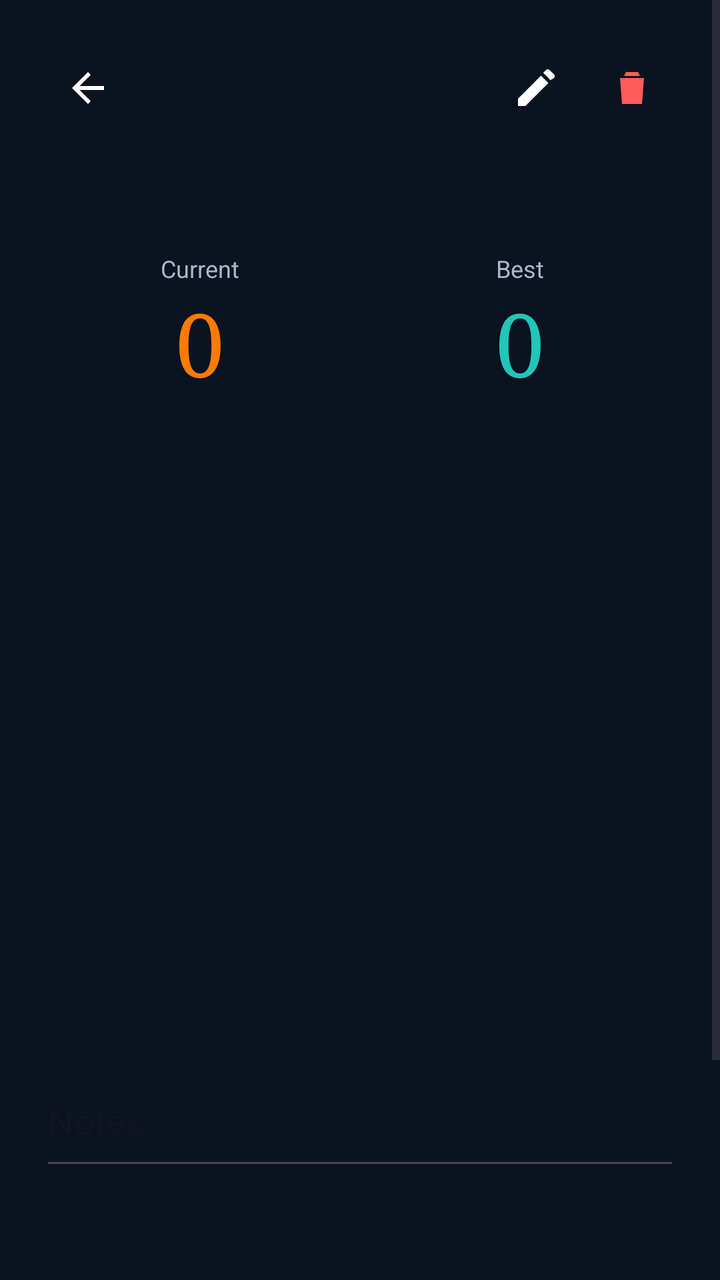
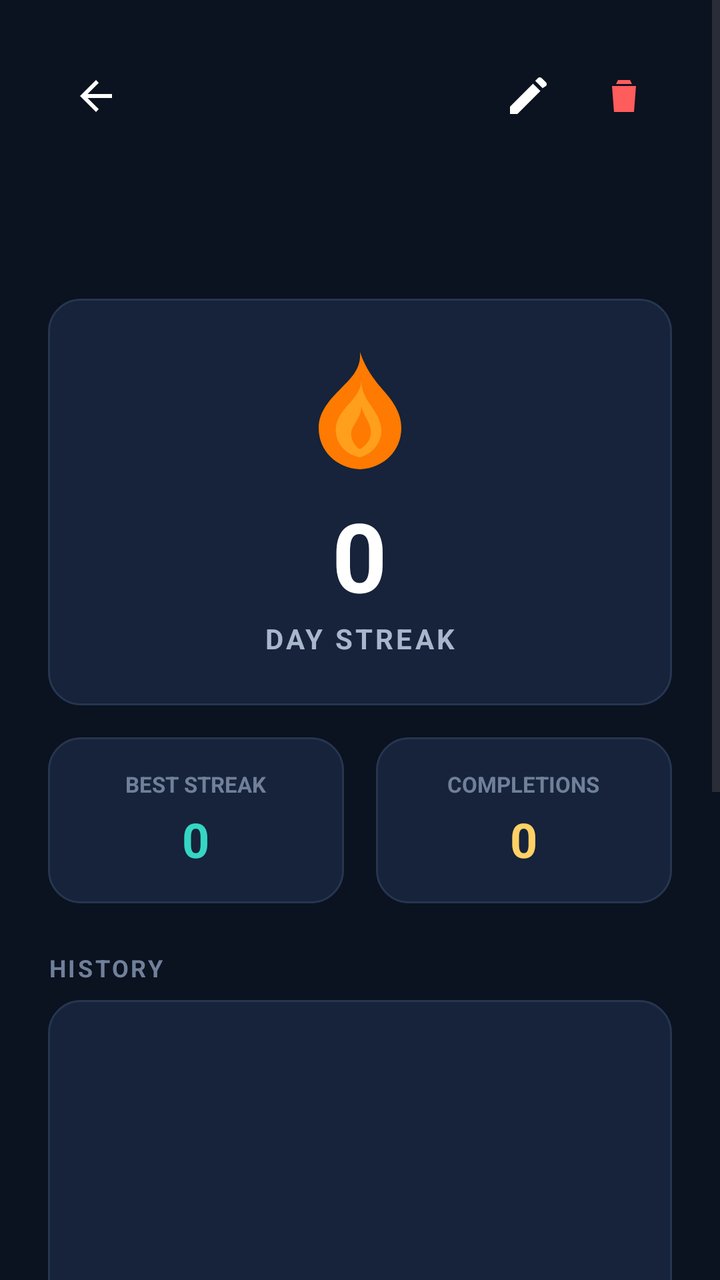

Two renders of the same Android screen: before a commit and after it. Below are the layout's source before the change and the commit's diff.
<!-- AndroidManifest.xml: application theme Theme.Streakly -->
<!-- res/layout/activity_habit_detail.xml -->
<?xml version="1.0" encoding="utf-8"?>
<ScrollView xmlns:android="http://schemas.android.com/apk/res/android"
    android:layout_width="match_parent" android:layout_height="match_parent"
    android:background="@color/background_primary">

    <LinearLayout android:layout_width="match_parent" android:layout_height="wrap_content"
        android:orientation="vertical" android:padding="20dp">

        <LinearLayout android:layout_width="match_parent" android:layout_height="wrap_content"
            android:orientation="horizontal">
            <ImageView android:id="@+id/btnBack"
                android:layout_width="48dp" android:layout_height="48dp"
                android:src="@drawable/ic_back" android:padding="12dp"
                android:background="?attr/selectableItemBackgroundBorderless" />
            <View android:layout_width="0dp" android:layout_height="0dp" android:layout_weight="1" />
            <ImageView android:id="@+id/btnEdit"
                android:layout_width="48dp" android:layout_height="48dp"
                android:src="@drawable/ic_edit" android:padding="12dp"
                android:background="?attr/selectableItemBackgroundBorderless" />
            <ImageView android:id="@+id/btnDelete"
                android:layout_width="48dp" android:layout_height="48dp"
                android:src="@drawable/ic_delete" android:padding="12dp"
                android:background="?attr/selectableItemBackgroundBorderless" />
        </LinearLayout>

        <TextView android:id="@+id/tvName"
            android:layout_width="wrap_content" android:layout_height="wrap_content"
            android:textSize="26sp" android:textColor="@color/text_primary"
            android:fontFamily="serif" android:layout_marginTop="8dp" />

        <LinearLayout android:layout_width="match_parent" android:layout_height="wrap_content"
            android:orientation="horizontal" android:layout_marginTop="16dp">
            <LinearLayout android:layout_width="0dp" android:layout_height="wrap_content"
                android:layout_weight="1" android:orientation="vertical" android:gravity="center">
                <TextView android:layout_width="wrap_content" android:layout_height="wrap_content"
                    android:text="@string/current" android:textColor="@color/text_secondary"
                    android:textSize="12sp" />
                <TextView android:id="@+id/tvCurrentStreak"
                    android:layout_width="wrap_content" android:layout_height="wrap_content"
                    android:text="0" android:textSize="44sp"
                    android:textColor="@color/flame_500" android:fontFamily="serif" />
            </LinearLayout>
            <LinearLayout android:layout_width="0dp" android:layout_height="wrap_content"
                android:layout_weight="1" android:orientation="vertical" android:gravity="center">
                <TextView android:layout_width="wrap_content" android:layout_height="wrap_content"
                    android:text="@string/best" android:textColor="@color/text_secondary"
                    android:textSize="12sp" />
                <TextView android:id="@+id/tvBestStreak"
                    android:layout_width="wrap_content" android:layout_height="wrap_content"
                    android:text="0" android:textSize="44sp"
                    android:textColor="@color/streakly_teal" android:fontFamily="serif" />
            </LinearLayout>
        </LinearLayout>

        <GridView android:id="@+id/gridHeatmap"
            android:layout_width="match_parent" android:layout_height="300dp"
            android:numColumns="7" android:layout_marginTop="16dp"
            android:verticalSpacing="4dp" android:horizontalSpacing="4dp" />

        <EditText android:id="@+id/etNotes"
            android:layout_width="match_parent" android:layout_height="wrap_content"
            android:hint="@string/notes" android:minLines="2"
            android:inputType="textMultiLine" android:layout_marginTop="12dp" />

        <TextView android:id="@+id/tvReminder"
            android:layout_width="match_parent" android:layout_height="wrap_content"
            android:padding="12dp" android:textColor="@color/streakly_teal" />

        <Button android:id="@+id/btnMarkDone"
            android:layout_width="match_parent" android:layout_height="wrap_content"
            android:layout_marginTop="16dp" android:text="@string/mark_done"
            android:background="@drawable/bg_button_flame"
            android:textColor="@color/text_on_flame" android:textAllCaps="false" />

        <Button android:id="@+id/btnSaveNotes"
            android:layout_width="match_parent" android:layout_height="wrap_content"
            android:layout_marginTop="8dp" android:text="@string/save"
            android:background="@drawable/bg_button_outline"
            android:textColor="@color/streakly_teal" android:textAllCaps="false" />
    </LinearLayout>
</ScrollView>
<!-- resources referenced by this layout -->
<resources>
  <color name="streakly_teal">#20C7B7</color>
  <color name="text_on_flame">#FFFFFF</color>
  <!-- drawable bg_button_flame (drawable) -->
  <?xml version="1.0" encoding="utf-8"?>
  <shape xmlns:android="http://schemas.android.com/apk/res/android" android:shape="rectangle">
      <solid android:color="@color/flame_500" />
      <corners android:radius="999dp" />
  </shape>
  <!-- drawable bg_button_outline (drawable) -->
  <?xml version="1.0" encoding="utf-8"?>
  <shape xmlns:android="http://schemas.android.com/apk/res/android" android:shape="rectangle">
      <solid android:color="@android:color/transparent" />
      <stroke android:width="1.5dp" android:color="@color/streakly_teal" />
      <corners android:radius="999dp" />
  </shape>
  <string name="best">Best</string>
  <string name="current">Current</string>
  <string name="notes">Notes</string>
  <string name="save">Save</string>
  <color name="error">#FF5C5C</color>
  <style name="Base.Theme.Streakly" parent="Theme.Material3.DayNight.NoActionBar">
          
          <item name="colorPrimary">@color/primary</item>
          <item name="colorOnPrimary">@color/white</item>
          <item name="colorPrimaryContainer">@color/primary_light</item>
          <item name="colorOnPrimaryContainer">@color/background_primary</item>
  
          <item name="colorSecondary">@color/accent</item>
          <item name="colorOnSecondary">@color/white</item>
  
          <item name="colorSurface">@color/surface_card</item>
          <item name="colorOnSurface">@color/text_primary</item>
          <item name="colorSurfaceVariant">@color/background_secondary</item>
          <item name="colorOnSurfaceVariant">@color/text_secondary</item>
  
          <item name="android:windowBackground">@color/background_primary</item>
          <item name="android:statusBarColor">@color/background_primary</item>
          <item name="android:navigationBarColor">@color/background_secondary</item>
  
          
          <item name="textAppearanceTitleLarge">@style/TextAppearance.Streakly.Title</item>
      </style>
  <color name="white">#FFFFFF</color>
  <!-- unchanged entries left out for length: 15 -->
</resources>

<!-- the commit's change to res/layout/activity_habit_detail.xml (unified diff, before → after) -->
@@ -1,81 +1,228 @@
 <?xml version="1.0" encoding="utf-8"?>
 <ScrollView xmlns:android="http://schemas.android.com/apk/res/android"
-    android:layout_width="match_parent" android:layout_height="match_parent"
-    android:background="@color/background_primary">
-
-    <LinearLayout android:layout_width="match_parent" android:layout_height="wrap_content"
-        android:orientation="vertical" android:padding="20dp">
-
-        <LinearLayout android:layout_width="match_parent" android:layout_height="wrap_content"
+    android:layout_width="match_parent"
+    android:layout_height="match_parent"
+    android:background="@color/background_primary"
+    android:fillViewport="true">
+
+    <LinearLayout
+        android:layout_width="match_parent"
+        android:layout_height="wrap_content"
+        android:orientation="vertical"
+        android:padding="24dp">
+
+        <LinearLayout
+            android:layout_width="match_parent"
+            android:layout_height="wrap_content"
+            android:gravity="center_vertical"
             android:orientation="horizontal">
-            <ImageView android:id="@+id/btnBack"
-                android:layout_width="48dp" android:layout_height="48dp"
-                android:src="@drawable/ic_back" android:padding="12dp"
-                android:background="?attr/selectableItemBackgroundBorderless" />
-            <View android:layout_width="0dp" android:layout_height="0dp" android:layout_weight="1" />
-            <ImageView android:id="@+id/btnEdit"
-                android:layout_width="48dp" android:layout_height="48dp"
-                android:src="@drawable/ic_edit" android:padding="12dp"
-                android:background="?attr/selectableItemBackgroundBorderless" />
-            <ImageView android:id="@+id/btnDelete"
-                android:layout_width="48dp" android:layout_height="48dp"
-                android:src="@drawable/ic_delete" android:padding="12dp"
-                android:background="?attr/selectableItemBackgroundBorderless" />
+
+            <ImageView
+                android:id="@+id/btnBack"
+                android:layout_width="48dp"
+                android:layout_height="48dp"
+                android:background="?attr/selectableItemBackgroundBorderless"
+                android:padding="12dp"
+                android:src="@drawable/ic_back" />
+
+            <View
+                android:layout_width="0dp"
+                android:layout_height="0dp"
+                android:layout_weight="1" />
+
+            <ImageView
+                android:id="@+id/btnEdit"
+                android:layout_width="48dp"
+                android:layout_height="48dp"
+                android:background="?attr/selectableItemBackgroundBorderless"
+                android:padding="12dp"
+                android:src="@drawable/ic_edit" />
+
+            <ImageView
+                android:id="@+id/btnDelete"
+                android:layout_width="48dp"
+                android:layout_height="48dp"
+                android:background="?attr/selectableItemBackgroundBorderless"
+                android:padding="12dp"
+                android:src="@drawable/ic_delete"
+                android:contentDescription="@string/delete" />
         </LinearLayout>
 
-        <TextView android:id="@+id/tvName"
-            android:layout_width="wrap_content" android:layout_height="wrap_content"
-            android:textSize="26sp" android:textColor="@color/text_primary"
-            android:fontFamily="serif" android:layout_marginTop="8dp" />
-
-        <LinearLayout android:layout_width="match_parent" android:layout_height="wrap_content"
-            android:orientation="horizontal" android:layout_marginTop="16dp">
-            <LinearLayout android:layout_width="0dp" android:layout_height="wrap_content"
-                android:layout_weight="1" android:orientation="vertical" android:gravity="center">
-                <TextView android:layout_width="wrap_content" android:layout_height="wrap_content"
-                    android:text="@string/current" android:textColor="@color/text_secondary"
-                    android:textSize="12sp" />
-                <TextView android:id="@+id/tvCurrentStreak"
-                    android:layout_width="wrap_content" android:layout_height="wrap_content"
-                    android:text="0" android:textSize="44sp"
-                    android:textColor="@color/flame_500" android:fontFamily="serif" />
+        <TextView
+            android:id="@+id/tvName"
+            android:layout_width="wrap_content"
+            android:layout_height="wrap_content"
+            android:layout_marginTop="16dp"
+            android:textColor="@color/text_primary"
+            android:textSize="28sp"
+            android:textStyle="bold" />
+
+        <LinearLayout
+            android:layout_width="match_parent"
+            android:layout_height="wrap_content"
+            android:layout_marginTop="24dp"
+            android:background="@drawable/bg_card_dark"
+            android:gravity="center"
+            android:orientation="vertical"
+            android:padding="24dp">
+
+            <ImageView
+                android:layout_width="64dp"
+                android:layout_height="64dp"
+                android:src="@drawable/ic_flame_logo" />
+
+            <TextView
+                android:id="@+id/tvCurrentStreak"
+                android:layout_width="wrap_content"
+                android:layout_height="wrap_content"
+                android:layout_marginTop="8dp"
+                android:text="0"
+                android:textColor="@color/text_primary"
+                android:textSize="48sp"
+                android:textStyle="bold" />
+
+            <TextView
+                android:layout_width="wrap_content"
+                android:layout_height="wrap_content"
+                android:text="DAY STREAK"
+                android:textColor="@color/text_secondary"
+                android:textSize="14sp"
+                android:textStyle="bold"
+                android:letterSpacing="0.1" />
+        </LinearLayout>
+
+        <LinearLayout
+            android:layout_width="match_parent"
+            android:layout_height="wrap_content"
+            android:layout_marginTop="16dp"
+            android:orientation="horizontal">
+
+            <LinearLayout
+                android:layout_width="0dp"
+                android:layout_height="wrap_content"
+                android:layout_weight="1"
+                android:layout_marginEnd="8dp"
+                android:background="@drawable/bg_card_dark"
+                android:gravity="center"
+                android:orientation="vertical"
+                android:padding="16dp">
+
+                <TextView
+                    android:layout_width="wrap_content"
+                    android:layout_height="wrap_content"
+                    android:text="BEST STREAK"
+                    android:textColor="@color/text_muted"
+                    android:textSize="11sp"
+                    android:textStyle="bold" />
+
+                <TextView
+                    android:id="@+id/tvBestStreak"
+                    android:layout_width="wrap_content"
+                    android:layout_height="wrap_content"
+                    android:layout_marginTop="4dp"
+                    android:text="0"
+                    android:textColor="@color/success_teal"
+                    android:textSize="24sp"
+                    android:textStyle="bold" />
             </LinearLayout>
-            <LinearLayout android:layout_width="0dp" android:layout_height="wrap_content"
-                android:layout_weight="1" android:orientation="vertical" android:gravity="center">
-                <TextView android:layout_width="wrap_content" android:layout_height="wrap_content"
-                    android:text="@string/best" android:textColor="@color/text_secondary"
-                    android:textSize="12sp" />
-                <TextView android:id="@+id/tvBestStreak"
-                    android:layout_width="wrap_content" android:layout_height="wrap_content"
-                    android:text="0" android:textSize="44sp"
-                    android:textColor="@color/streakly_teal" android:fontFamily="serif" />
+
+            <LinearLayout
+                android:layout_width="0dp"
+                android:layout_height="wrap_content"
+                android:layout_weight="1"
+                android:layout_marginStart="8dp"
+                android:background="@drawable/bg_card_dark"
+                android:gravity="center"
+                android:orientation="vertical"
+                android:padding="16dp">
+
+                <TextView
+                    android:layout_width="wrap_content"
+                    android:layout_height="wrap_content"
+                    android:text="COMPLETIONS"
+                    android:textColor="@color/text_muted"
+                    android:textSize="11sp"
+                    android:textStyle="bold" />
+
+                <TextView
+                    android:id="@+id/tvCompletions"
+                    android:layout_width="wrap_content"
+                    android:layout_height="wrap_content"
+                    android:layout_marginTop="4dp"
+                    android:text="0"
+                    android:textColor="@color/flame_yellow"
+                    android:textSize="24sp"
+                    android:textStyle="bold" />
             </LinearLayout>
         </LinearLayout>
 
-        <GridView android:id="@+id/gridHeatmap"
-            android:layout_width="match_parent" android:layout_height="300dp"
-            android:numColumns="7" android:layout_marginTop="16dp"
-            android:verticalSpacing="4dp" android:horizontalSpacing="4dp" />
-
-        <EditText android:id="@+id/etNotes"
-            android:layout_width="match_parent" android:layout_height="wrap_content"
-            android:hint="@string/notes" android:minLines="2"
-            android:inputType="textMultiLine" android:layout_marginTop="12dp" />
+        <TextView
+            android:layout_width="wrap_content"
+            android:layout_height="wrap_content"
+            android:layout_marginTop="24dp"
+            android:text="HISTORY"
+            android:textColor="@color/text_muted"
+            android:textSize="12sp"
+            android:textStyle="bold"
+            android:letterSpacing="0.1" />
+
+        <GridView
+            android:id="@+id/gridHeatmap"
+            android:layout_width="match_parent"
+            android:layout_height="200dp"
+            android:layout_marginTop="8dp"
+            android:background="@drawable/bg_card_dark"
+            android:horizontalSpacing="4dp"
+            android:numColumns="7"
+            android:padding="8dp"
+            android:verticalSpacing="4dp" />
+
+        <EditText
+            android:id="@+id/etNotes"
+            android:layout_width="match_parent"
+            android:layout_height="wrap_content"
+            android:layout_marginTop="24dp"
+            android:background="@drawable/bg_input"
+            android:hint="@string/notes"
+            android:inputType="textMultiLine"
+            android:minLines="3"
+            android:padding="16dp"
+            android:textColor="@color/text_primary"
+            android:textColorHint="@color/text_muted"
+            android:textSize="15sp" />
 
         <TextView android:id="@+id/tvReminder"
             android:layout_width="match_parent" android:layout_height="wrap_content"
-            android:padding="12dp" android:textColor="@color/streakly_teal" />
-
-        <Button android:id="@+id/btnMarkDone"
-            android:layout_width="match_parent" android:layout_height="wrap_content"
-            android:layout_marginTop="16dp" android:text="@string/mark_done"
-            android:background="@drawable/bg_button_flame"
-            android:textColor="@color/text_on_flame" android:textAllCaps="false" />
-
-        <Button android:id="@+id/btnSaveNotes"
-            android:layout_width="match_parent" android:layout_height="wrap_content"
-            android:layout_marginTop="8dp" android:text="@string/save"
-            android:background="@drawable/bg_button_outline"
-            android:textColor="@color/streakly_teal" android:textAllCaps="false" />
+            android:layout_marginTop="8dp"
+            android:textColor="@color/primary"
+            android:textSize="14sp"
+            android:gravity="center" />
+
+        <Button
+            android:id="@+id/btnMarkDone"
+            android:layout_width="match_parent"
+            android:layout_height="56dp"
+            android:layout_marginTop="24dp"
+            android:backgroundTint="@color/accent"
+            android:text="@string/mark_done"
+            android:textAllCaps="false"
+            android:textColor="@color/text_white"
+            android:textSize="16sp"
+            android:textStyle="bold" />
+
+        <Button
+            android:id="@+id/btnSaveNotes"
+            android:layout_width="match_parent"
+            android:layout_height="56dp"
+            android:layout_marginTop="12dp"
+            android:layout_marginBottom="24dp"
+            android:backgroundTint="@color/background_secondary"
+            android:text="Save Notes"
+            android:textAllCaps="false"
+            android:textColor="@color/text_primary"
+            android:textSize="16sp"
+            android:textStyle="bold"
+            style="@style/Widget.Material3.Button.TextButton" />
+
     </LinearLayout>
 </ScrollView>
<!-- resource entries referenced after the edit -->
@@ -1,25 +1,56 @@
 <!-- resources referenced by this layout -->
 <resources>
-  <color name="streakly_teal">#20C7B7</color>
-  <color name="text_on_flame">#FFFFFF</color>
-  <!-- drawable bg_button_flame (drawable) -->
+  <color name="flame_yellow">#FFD166</color>
+  <color name="success_teal">#35D6C4</color>
+  <color name="text_muted">#71809A</color>
+  <color name="text_white">#FFFFFF</color>
+  <!-- drawable bg_card_dark (drawable) -->
   <?xml version="1.0" encoding="utf-8"?>
   <shape xmlns:android="http://schemas.android.com/apk/res/android" android:shape="rectangle">
-      <solid android:color="@color/flame_500" />
-      <corners android:radius="999dp" />
+      <solid android:color="@color/surface_card" />
+      <corners android:radius="16dp" />
+      <stroke android:width="1dp" android:color="@color/divider" />
   </shape>
-  <!-- drawable bg_button_outline (drawable) -->
+  <!-- drawable bg_input (drawable) -->
   <?xml version="1.0" encoding="utf-8"?>
-  <shape xmlns:android="http://schemas.android.com/apk/res/android" android:shape="rectangle">
-      <solid android:color="@android:color/transparent" />
-      <stroke android:width="1.5dp" android:color="@color/streakly_teal" />
-      <corners android:radius="999dp" />
-  </shape>
-  <string name="best">Best</string>
-  <string name="current">Current</string>
+  <selector xmlns:android="http://schemas.android.com/apk/res/android">
+      <item android:state_focused="true">
+          <shape android:shape="rectangle">
+              <solid android:color="@color/surface_card" />
+              <stroke android:width="2dp" android:color="@color/primary" />
+              <corners android:radius="16dp" />
+          </shape>
+      </item>
+      <item>
+          <shape android:shape="rectangle">
+              <solid android:color="@color/surface_card" />
+              <stroke android:width="1dp" android:color="@color/divider" />
+              <corners android:radius="16dp" />
+          </shape>
+      </item>
+  </selector>
+  <!-- drawable ic_flame_logo (drawable) -->
+  <?xml version="1.0" encoding="utf-8"?>
+  <vector xmlns:android="http://schemas.android.com/apk/res/android"
+      android:width="96dp"
+      android:height="96dp"
+      android:viewportWidth="96"
+      android:viewportHeight="96">
+      <path
+          android:fillColor="@color/flame_500"
+          android:pathData="M48,4 C49,16 42,23 34,31 C25,40 17,49 17,61 C17,78 30,91 48,92 C66,91 79,78 79,61 C79,49 72,40 64,31 C58,24 52,16 48,4 Z" />
+      <path
+          android:fillColor="@color/streakly_orange_light"
+          android:pathData="M49,25 C49,34 42,40 37,46 C32,52 29,58 30,65 C31,74 38,81 48,83 C58,80 64,72 64,63 C64,54 58,47 54,41 C51,36 49,31 49,25 Z" />
+      <path
+          android:fillColor="@color/flame_500"
+          android:pathData="M49,45 C49,52 44,57 42,62 C40,67 43,74 48,77 C54,73 57,68 56,62 C55,56 51,52 49,45 Z" />
+  </vector>
+  <string name="delete">Delete</string>
   <string name="notes">Notes</string>
-  <string name="save">Save</string>
+  <color name="divider">#263650</color>
   <color name="error">#FF5C5C</color>
+  <color name="streakly_orange_light">#FF9F1C</color>
   <style name="Base.Theme.Streakly" parent="Theme.Material3.DayNight.NoActionBar">
           
           <item name="colorPrimary">@color/primary</item>
@@ -40,9 +71,19 @@
           <item name="android:navigationBarColor">@color/background_secondary</item>
   
           
+          <item name="bottomNavigationStyle">@style/Widget.Streakly.BottomNavigationView</item>
+  
+          
           <item name="textAppearanceTitleLarge">@style/TextAppearance.Streakly.Title</item>
       </style>
   <color name="white">#FFFFFF</color>
+  <style name="Widget.Streakly.BottomNavigationView" parent="Widget.Material3.BottomNavigationView">
+          <item name="backgroundTint">@color/background_secondary</item>
+          <item name="itemIconTint">@color/selector_nav_items</item>
+          <item name="itemTextColor">@color/selector_nav_items</item>
+          <item name="itemRippleColor">@color/transparent</item>
+      </style>
+  <color name="transparent">#00000000</color>
   <!-- unchanged entries left out for length: 15 -->
 </resources>
 
